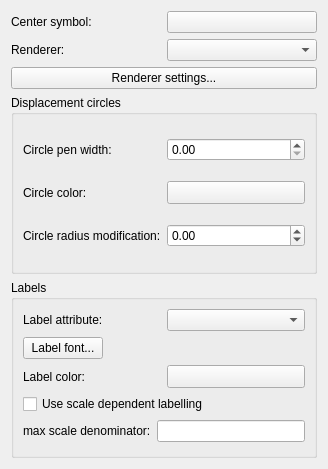
First picture: the form in qgis/src/plugins/point_displacement_renderer/qgspointdisplacementrendererwidgetbase.ui, repository sourcepole/qgis, before the edit.
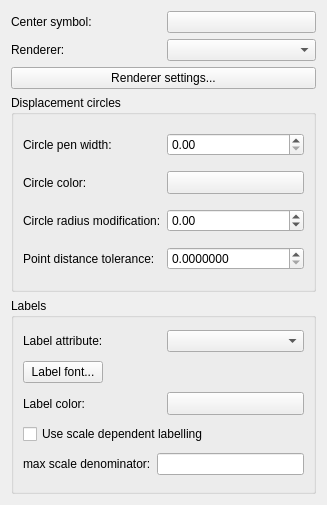
Second picture: the form after the edit. Custom widgets are drawn as their Qt base class.

Commit message: Add distance parameter for point displacement to the gui

What changed in the file:
```diff
--- a/qgis/src/plugins/point_displacement_renderer/qgspointdisplacementrendererwidgetbase.ui
+++ b/qgis/src/plugins/point_displacement_renderer/qgspointdisplacementrendererwidgetbase.ui
@@ -6,8 +6,8 @@
    <rect>
     <x>0</x>
     <y>0</y>
-    <width>328</width>
-    <height>469</height>
+    <width>327</width>
+    <height>505</height>
    </rect>
   </property>
   <property name="windowTitle">
@@ -115,6 +115,27 @@
         </item>
        </layout>
       </item>
+      <item row="3" column="0">
+       <layout class="QHBoxLayout" name="horizontalLayout_10">
+        <item>
+         <widget class="QLabel" name="mDistanceToleranceLabel">
+          <property name="text">
+           <string>Point distance tolerance:</string>
+          </property>
+         </widget>
+        </item>
+        <item>
+         <widget class="QDoubleSpinBox" name="mDistanceSpinBox">
+          <property name="decimals">
+           <number>7</number>
+          </property>
+          <property name="maximum">
+           <double>9999.000000000000000</double>
+          </property>
+         </widget>
+        </item>
+       </layout>
+      </item>
      </layout>
     </widget>
    </item>
```
The commit also changes 3 other files.
